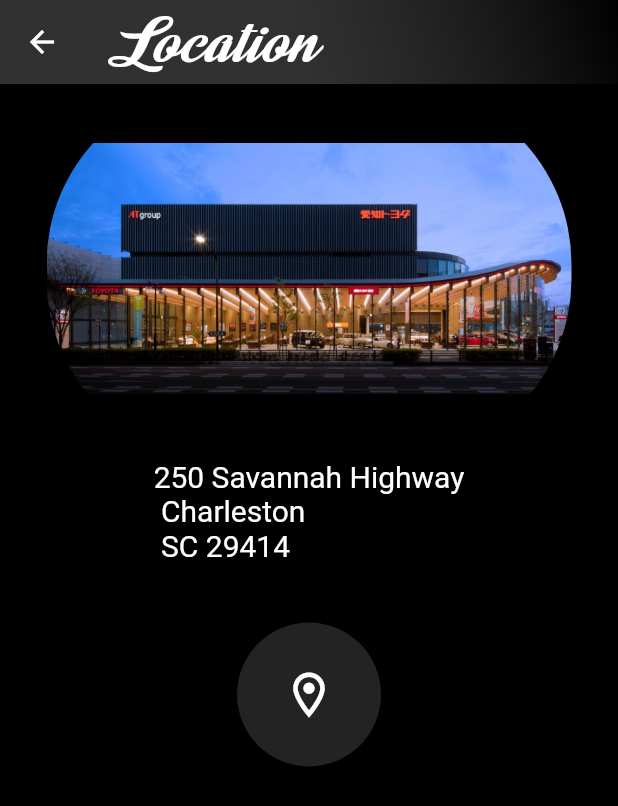
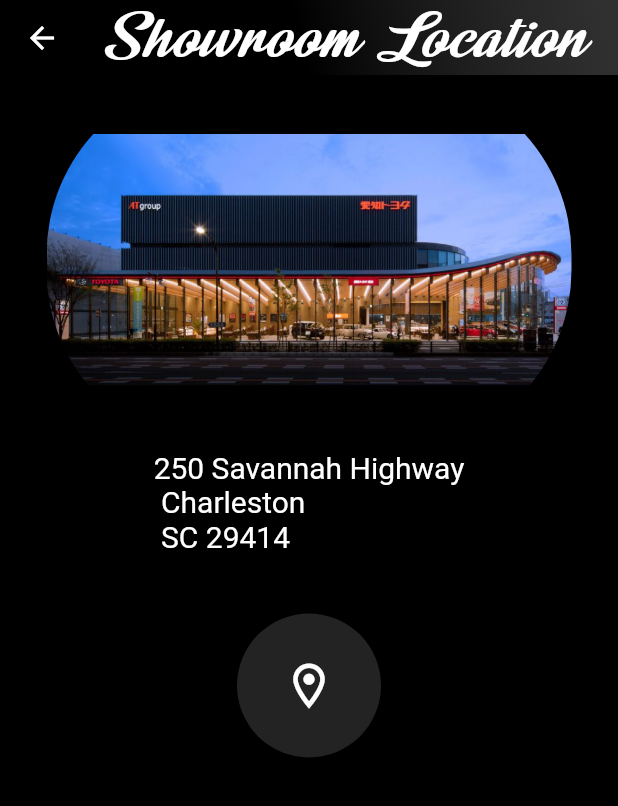
Before and after one commit to MorsCrt/3301456_203301130, a Flutter app: the Settings screen opened by its route, after a tap on "Location", on a phone screen of 412 x 824 dp. Shown: the top 806 px of the screen. Run offline on Flutter 3.47's test engine with Material 2 defaults, Android fonts, the light colour scheme and no system bars; our stand-ins replace assets_audio_player.

Commit message:
LinearAppBar widget & clean old app bars

```diff
--- a/lib/screens/more_info.dart
+++ b/lib/screens/more_info.dart
@@ -1,4 +1,5 @@
 import 'package:carrental/widgets/hint_to_textfield.dart';
+import 'package:carrental/widgets/linear_gradien_appbar.dart';
 import 'package:flutter/material.dart';
 
 class MoreInfo extends StatelessWidget {
@@ -8,10 +9,7 @@ class MoreInfo extends StatelessWidget {
   @override
   Widget build(BuildContext context) {
     return Scaffold(
-      appBar: AppBar(
-        backgroundColor: Colors.transparent,
-        title: const Text("MoreInfo"),
-      ),
+      appBar: const LnrGradiendAppBar(appBarText: "More Info"),
       body: Padding(
         padding: const EdgeInsets.all(15),
         child: Column(
--- a/lib/screens/passreset.dart
+++ b/lib/screens/passreset.dart
@@ -1,4 +1,5 @@
 import 'package:carrental/widgets/hint_to_textfield.dart';
+import 'package:carrental/widgets/linear_gradien_appbar.dart';
 import 'package:flutter/material.dart';
 
 class Password extends StatelessWidget {
@@ -8,10 +9,7 @@ class Password extends StatelessWidget {
   @override
   Widget build(BuildContext context) {
     return Scaffold(
-      appBar: AppBar(
-        backgroundColor: Colors.transparent,
-        title: const Text("Password Reset"),
-      ),
+      appBar: const LnrGradiendAppBar(appBarText: "Password Reset"),
       body: Padding(
         padding: const EdgeInsets.only(top: 10),
         child: Padding(
--- a/lib/screens/settings.dart
+++ b/lib/screens/settings.dart
@@ -1,3 +1,4 @@
+import 'package:carrental/widgets/linear_gradien_appbar.dart';
 import 'package:carrental/widgets/settings_list.dart';
 import 'package:flutter/material.dart';
 
@@ -9,22 +10,7 @@ class Settings extends StatelessWidget {
   Widget build(BuildContext context) {
     var size = MediaQuery.of(context).size;
     return Scaffold(
-      appBar: AppBar(
-        backgroundColor: Colors.transparent,
-        flexibleSpace: Container(
-          decoration: const BoxDecoration(
-            gradient: LinearGradient(colors: [
-              Color.fromARGB(171, 73, 73, 73),
-              Colors.black,
-            ], begin: Alignment.bottomCenter, end: Alignment.topRight),
-          ),
-        ),
-        title: const Text(
-          "Rental",
-          style: TextStyle(
-              color: Colors.white, fontSize: 50, fontFamily: "Rooster"),
-        ),
-      ),
+      appBar: const LnrGradiendAppBar(appBarText: "Settings"),
       body: SizedBox(
         height: size.height,
         width: size.width,
--- a/lib/screens/showroom_location.dart
+++ b/lib/screens/showroom_location.dart
@@ -1,3 +1,4 @@
+import 'package:carrental/widgets/linear_gradien_appbar.dart';
 import 'package:flutter/material.dart';
 
 class ShowroomLocation extends StatelessWidget {
@@ -6,24 +7,11 @@ class ShowroomLocation extends StatelessWidget {
 
   @override
   Widget build(BuildContext context) {
-    var size = MediaQuery.of(context).size;
+    Size size = MediaQuery.of(context).size;
 
     return Scaffold(
-      appBar: AppBar(
-        backgroundColor: Colors.transparent,
-        flexibleSpace: Container(
-          decoration: const BoxDecoration(
-            gradient: LinearGradient(colors: [
-              Color.fromARGB(171, 73, 73, 73),
-              Colors.black,
-            ], begin: Alignment.bottomCenter, end: Alignment.topRight),
-          ),
-        ),
-        title: const Text(
-          "Location",
-          style: TextStyle(
-              color: Colors.white, fontSize: 50, fontFamily: "Rooster"),
-        ),
+      appBar: const LnrGradiendAppBar(
+        appBarText: "Showroom Location",
       ),
       body: SizedBox(
         height: size.height,
--- a/lib/screens/sign_up.dart
+++ b/lib/screens/sign_up.dart
@@ -1,3 +1,4 @@
+import 'package:carrental/widgets/linear_gradien_appbar.dart';
 import 'package:flutter/material.dart';
 
 import '../widgets/hint_to_textfield.dart';
@@ -10,6 +11,7 @@ class SignUp extends StatelessWidget {
   @override
   Widget build(BuildContext context) {
     return Scaffold(
+        appBar: const LnrGradiendAppBar(appBarText: "Sign Up"),
         body: Column(
           children: [
             Expanded(
--- /dev/null
+++ b/lib/widgets/linear_gradien_appbar.dart
@@ -0,0 +1,31 @@
+import 'package:flutter/material.dart';
+
+class LnrGradiendAppBar extends StatelessWidget implements PreferredSizeWidget {
+  @override
+  Size get preferredSize => const Size.fromHeight(50);
+  final String appBarText;
+  final List<Widget>? actionList;
+  const LnrGradiendAppBar({Key? key, required this.appBarText, this.actionList})
+      : super(key: key);
+
+  @override
+  Widget build(BuildContext context) {
+    return AppBar(
+      backgroundColor: Colors.transparent,
+      flexibleSpace: Container(
+        decoration: const BoxDecoration(
+          gradient: LinearGradient(
+              colors: [Colors.black, Color.fromARGB(171, 73, 73, 73)],
+              begin: Alignment.bottomCenter,
+              end: Alignment.topRight),
+        ),
+      ),
+      title: Text(
+        appBarText,
+        style: const TextStyle(
+            color: Colors.white, fontSize: 50, fontFamily: "Rooster"),
+      ),
+      actions: actionList,
+    );
+  }
+}
```
Also changed, not shown: lib/screens/balance.dart (+2 -16 lines), lib/screens/feedback.dart (+2 -16 lines), lib/screens/home.dart (+6 -17 lines). Lines whose indentation alone changed are shown as unchanged.
